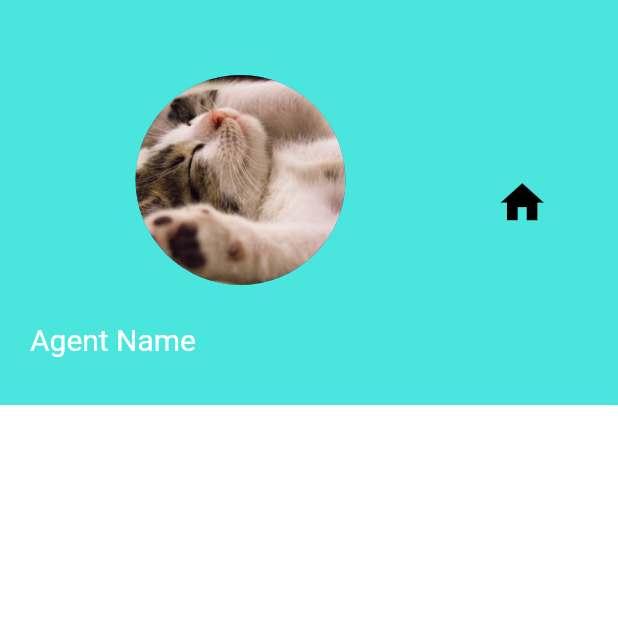
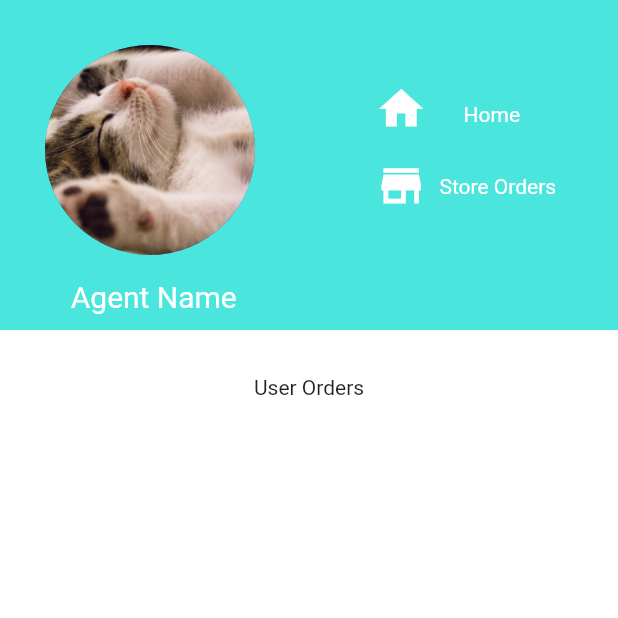
Before and after one commit to Architlall/Grocestore, a Flutter app: the UserHome screen opened directly, on a phone screen of 412 x 824 dp, the top half of it. Run offline on Flutter 3.47's test engine with Material 2 defaults, Android fonts, the light colour scheme and no system bars; our stand-ins replace from_css_color, google_fonts.

Commit message:
second page ui continued

```diff
--- a/lib/loginscreen.dart
+++ b/lib/loginscreen.dart
@@ -1,7 +1,7 @@
 import 'package:flutter/material.dart';
 import 'userhome.dart';
 import 'package:from_css_color/from_css_color.dart';
-
+import 'package:google_fonts/google_fonts.dart';
 
 
 class LoginScreen extends StatefulWidget {
@@ -24,7 +24,7 @@ class LoginScreenState extends State<LoginScreen> {
                   Center(
                     child: Text(
                       'Grocestore',
-                      style: TextStyle(color: Colors.white, fontSize: 60, fontFamily: 'Lobster'),
+                      style: GoogleFonts.lobster(textStyle:TextStyle(color: Colors.white, fontSize: 60, fontFamily: 'Lobster')),
 
                     ),
                   ),
--- a/lib/userhome.dart
+++ b/lib/userhome.dart
@@ -12,52 +12,88 @@ class _UserHomeState extends State<UserHome> {
   Widget build(BuildContext context) {
     return Scaffold(
        backgroundColor: Colors.white,
-       body:  Column(
+       body: Column(
          children: [
            Container(
-               height: 270,
-               width: double.infinity,
              color: fromCssColor('#4ae5dc'),
+             height: 220,
+             child: Row(
 
-               child: Row(
                children: [
                 Column(
-                     children :[ Padding(
-                       padding: const EdgeInsets.fromLTRB(0, 50, 10, 20),
+                  children: [
+                     Padding(
+                       padding: const EdgeInsets.fromLTRB(30, 30, 0, 0),
+                       child: Container(
+                         decoration: BoxDecoration(borderRadius: BorderRadius.circular(50)),
                          child: CircleAvatar(
                                  radius: 70,
                                  backgroundImage: AssetImage('assets/kitten.png'),
 
                                  ),
+                       ),
+                     ),
+                             Divider(color: Colors.black),
+                             Padding(
+                               padding: const EdgeInsets.fromLTRB(35, 0, 0, 0),
+                               child: Text('Agent Name',
 
+                               style: TextStyle(fontSize: 20,
+                               color: Colors.white),
                                ),
-
+                             ),
+                  ],
+                ),
+                SizedBox(width: 80),
                 Padding(
-                       padding: const EdgeInsets.fromLTRB(20, 5, 200, 20),
-                       child: Text('Agent Name',
-                       style: TextStyle(fontSize: 20,
-                       color: Colors.white),),
-                     ),
-
-                     ]
-                   ),
-
-                    Padding(
-                       padding: const EdgeInsets.fromLTRB(0, 0, 0, 0),
-                       child: Icon(
+                  padding: const EdgeInsets.fromLTRB(0, 55, 0, 0),
+                  child: Column(
+                    children: [
+                              Icon(
                                   Icons.home,
-                         color: Colors.black,
+                                  color: Colors.white,
                                   size : 35,
                                 semanticLabel: 'Home',
                                 ),
+                                Divider(color: Colors.white,
+
+                                ),
+                                Icon(
+                                  Icons.store,
+                                  color: Colors.white,
+                                  size: 35,
                                 )
                     ],
                   ),
+                ),
+                Padding(
+                  padding: const EdgeInsets.fromLTRB(0, 68, 0, 0),
+                  child: Column(
+                    children: [
+                      Text('Home',style: TextStyle(
+                               color: Colors.white),),
+                      Divider(color: Colors.white,
 
+                                ),
+                                Divider(color: Colors.white,
 
+                                ),
+                      Padding(
+                        padding: const EdgeInsets.fromLTRB(8, 0, 0, 0),
+                        child: Text('Store Orders',style: TextStyle(
+                               color: Colors.white),),
                       )
                     ],
+                  ),
                 )
+               ]),
+           ),
+           Container(height: 30),
+           Text('User Orders',textAlign: TextAlign.start),
+
+         ],
+       )
+
     );
   }
 }
--- a/pubspec.yaml
+++ b/pubspec.yaml
@@ -25,7 +25,7 @@ dependencies:
   flutter:
     sdk: flutter
   from_css_color: ^2.0.0
-
+  google_fonts:
 
 
   # The following adds the Cupertino Icons font to your application.
```
Also changed, not shown: pubspec.lock. Lines whose indentation alone changed are shown as unchanged.
